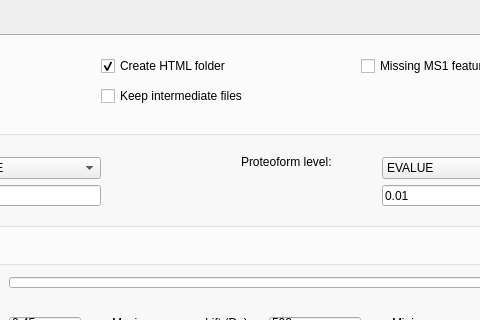
The window that src/gui/topmerge/topmergedialog.ui (toppic-suite/toppic-suite) describes before a commit, drawn with Qt 5; both pictures show x 231 to 711 and y 0 to 320 of the 920 by 700 pixel window.
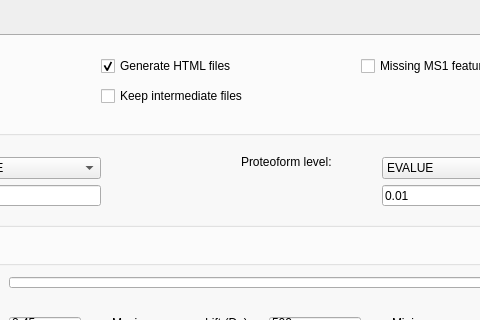
The same window after the commit. The open tabs and pages were chosen to show the change. Icons and pictures are not drawn.

Commit message: Updated the gui and help message of topmerge and topmg.

What changed in the file:
```diff
--- a/src/gui/topmerge/topmergedialog.ui
+++ b/src/gui/topmerge/topmergedialog.ui
@@ -687,7 +687,7 @@
        </size>
       </property>
       <property name="text">
-       <string>Create HTML folder</string>
+       <string>Generate HTML files</string>
       </property>
       <property name="checked">
        <bool>true</bool>
```
The commit also changes 3 other files.
